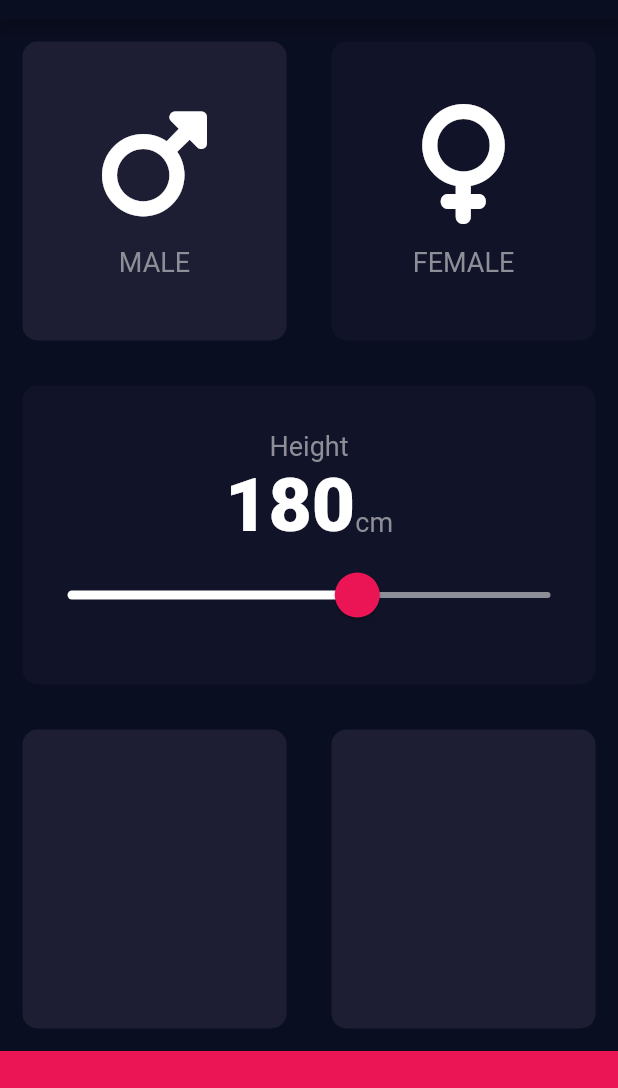
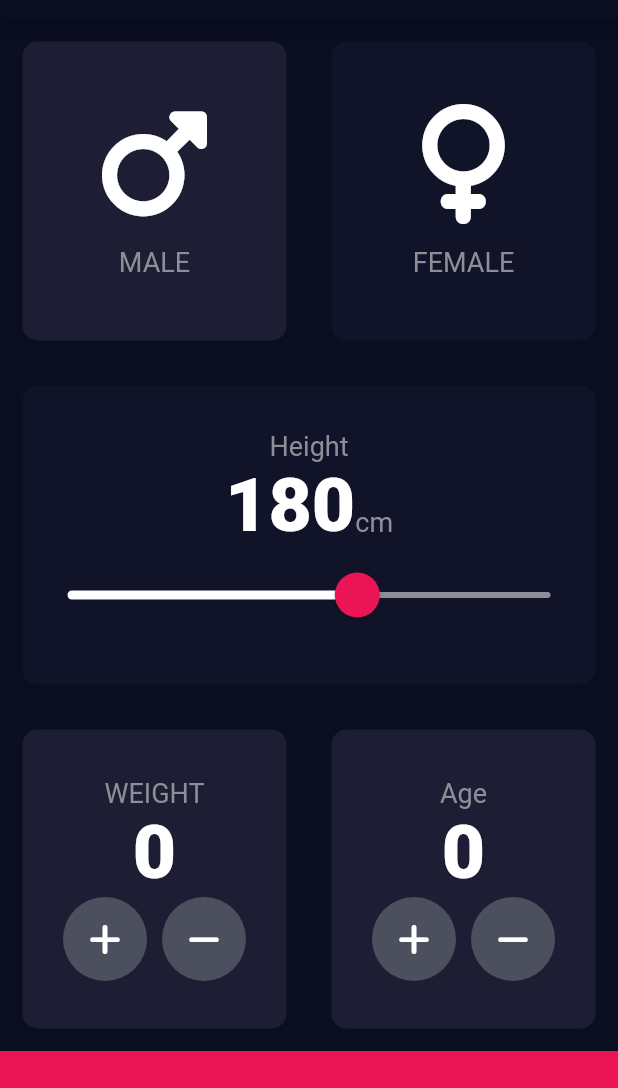
Before and after one commit to dwaynewillmakeit/bmi_calculator_flutter, a Flutter app: the screen it shows after launch, on a phone screen of 412 x 824 dp, the part 65-1153 px from its top. Run offline on Flutter 3.47's test engine with Material 2 defaults, Android fonts, the phone set to English and light mode, and no system bars; our stand-ins replace font_awesome_flutter.

Commit message:
Created a custom icon button and Added Weight and Age functionality.

```diff
--- a/lib/pages/input_page.dart
+++ b/lib/pages/input_page.dart
@@ -14,6 +14,8 @@ class InputPage extends StatefulWidget {
 class _InputPageState extends State<InputPage> {
   Gender selectedGender = Gender.male;
   int height = 180;
+  int weight = 0;
+  int age = 0;
 
   @override
   Widget build(BuildContext context) {
@@ -93,8 +95,10 @@ class _InputPageState extends State<InputPage> {
                       activeTrackColor: Colors.white,
                       inactiveTrackColor: const Color(0xFF8D8E98),
                       overlayColor: const Color(0x29EB1555),
-                      thumbShape: const RoundSliderThumbShape(enabledThumbRadius: 15),
-                      overlayShape: const RoundSliderOverlayShape(overlayRadius: 30),
+                      thumbShape:
+                          const RoundSliderThumbShape(enabledThumbRadius: 15),
+                      overlayShape:
+                          const RoundSliderOverlayShape(overlayRadius: 30),
                     ),
                     child: Slider(
                       value: height.toDouble(),
@@ -116,12 +120,85 @@ class _InputPageState extends State<InputPage> {
             child: Row(
               children: [
                 Expanded(
-                  child: ReusableCard(onPress: () {}, color: activeCardColor),
+                  child: ReusableCard(
+                    onPress: () {},
+                    color: activeCardColor,
+                    cardChild: Column(
+                      mainAxisAlignment: MainAxisAlignment.center,
+                      children: [
+                        Text(
+                          'WEIGHT',
+                          style: labelTextStyle,
+                        ),
+                        Text(
+                          weight.toString(),
+                          style: numberTextStyle,
+                        ),
+                        Row(
+                          mainAxisAlignment: MainAxisAlignment.center,
+                          children: [
+                            RoundIconButton(
+                              icon: FontAwesomeIcons.plus,
+                              onPress: () {
+                                setState(() {
+                                  weight++;
+                                });
+                              },
+                            ),
+                            SizedBox(
+                              width: 10,
+                            ),
+                            RoundIconButton(
+                              icon: FontAwesomeIcons.minus,
+                              onPress: () {
+                                setState(() {
+                                  weight > 0 ? weight-- : weight;
+                                });
+                              },
+                            ),
+                          ],
+                        ),
+                      ],
+                    ),
+                  ),
                 ),
                 Expanded(
                   child: ReusableCard(
                     onPress: () {},
                     color: activeCardColor,
+                    cardChild: Column(
+                      mainAxisAlignment: MainAxisAlignment.center,
+                      children: [
+                        Text(
+                          'Age',
+                          style: labelTextStyle,
+                        ),
+                        Text(
+                          age.toString(),
+                          style: numberTextStyle,
+                        ),
+                        Row(
+                          mainAxisAlignment: MainAxisAlignment.center,
+                          children: [
+                            RoundIconButton(
+                                icon: FontAwesomeIcons.plus,
+                                onPress: () {
+                                  setState(() {
+                                    age++;
+                                  });
+                                }),
+                            SizedBox(width: 10,),
+                            RoundIconButton(
+                                icon: FontAwesomeIcons.minus,
+                                onPress: () {
+                                  setState(() {
+                                    age > 0 ? age-- : age;
+                                  });
+                                })
+                          ],
+                        )
+                      ],
+                    ),
                   ),
                 )
               ],
@@ -136,3 +213,25 @@ class _InputPageState extends State<InputPage> {
     );
   }
 }
+
+class RoundIconButton extends StatelessWidget {
+  final IconData icon;
+  final VoidCallback onPress;
+
+  const RoundIconButton({super.key, required this.icon, required this.onPress});
+
+  @override
+  Widget build(BuildContext context) {
+    return RawMaterialButton(
+      constraints: const BoxConstraints.tightFor(
+        width: 56,
+        height: 56,
+      ),
+      elevation: 0,
+      onPressed: onPress,
+      shape: const CircleBorder(),
+      fillColor: const Color(0XFF4C4F5E),
+      child: Icon(icon),
+    );
+  }
+}
```
